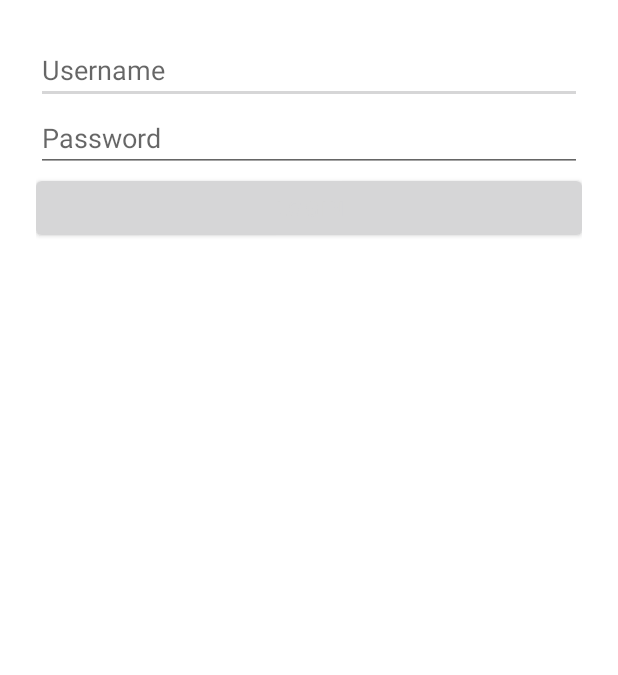
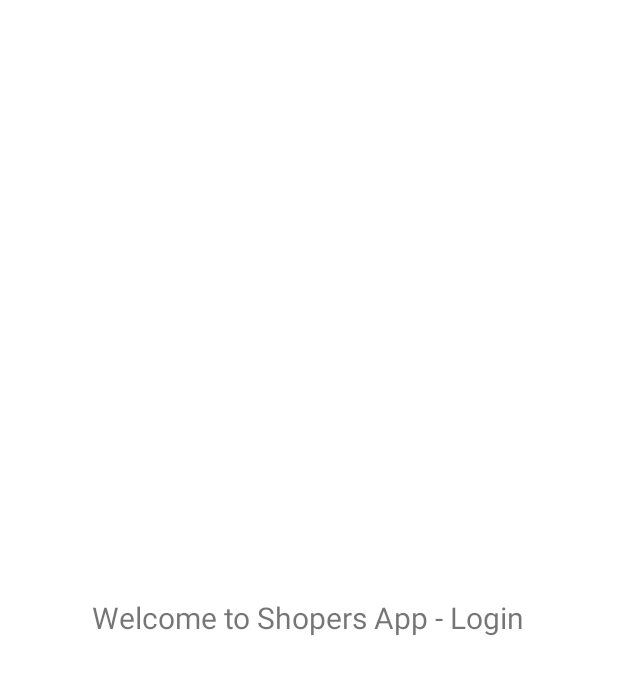
Before and after one commit to naibhivenkat/shopers-app, an Android app: the layout activity_login.xml on its own in the app's theme, with its tools: preview values and no code run, on a phone screen of 412 x 824 dp. Shown: the top 675 px of the screen. Run offline under Robolectric (Android 15) with nearby library versions, the phone set to English and light mode, and no system bars.

Commit message:
.kt files update

```diff
--- a/app/src/main/res/layout/activity_login.xml
+++ b/app/src/main/res/layout/activity_login.xml
@@ -1,23 +1,14 @@
 <?xml version="1.0" encoding="utf-8"?>
 <LinearLayout xmlns:android="http://schemas.android.com/apk/res/android"
-    android:orientation="vertical" android:padding="24dp"
-    android:layout_width="match_parent" android:layout_height="match_parent">
+    android:layout_width="match_parent"
+    android:layout_height="match_parent"
+    android:gravity="center"
+    android:orientation="vertical">
 
-    <EditText
-        android:id="@+id/username_input"
-        android:hint="Username"
-        android:layout_width="match_parent"
-        android:layout_height="wrap_content"/>
-
-    <EditText
-        android:id="@+id/password_input"
-        android:hint="Password"
-        android:layout_width="match_parent"
-        android:layout_height="wrap_content"/>
-
-    <Button
-        android:id="@+id/login_button"
-        android:text="Login"
-        android:layout_width="match_parent"
-        android:layout_height="wrap_content"/>
+    <TextView
+        android:id="@+id/loginMessage"
+        android:text="Welcome to Shopers App - Login"
+        android:textSize="20sp"
+        android:layout_width="wrap_content"
+        android:layout_height="wrap_content" />
 </LinearLayout>
```
Also changed, not shown: app/src/main/AndroidManifest.xml (+11 -1 lines), app/src/main/java/com/example/shopersapp/LoginActivity.kt (+0 -52 lines), 1 other file.
